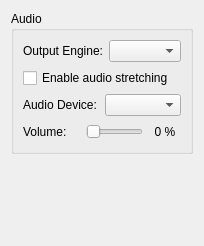
Old version of the form src/yuzu/configuration/configure_audio.ui in the repository yuzu-emu-mirror/yuzu.
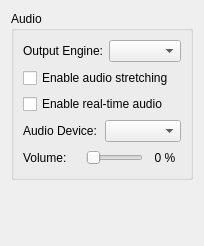
New version of the form.

Commit message: core: settings: Add an option for real-time audio.

Patch:
```diff
--- a/src/yuzu/configuration/configure_audio.ui
+++ b/src/yuzu/configuration/configure_audio.ui
@@ -41,6 +41,16 @@
            </property>
          </widget>
        </item>
+      <item>
+        <widget class="QCheckBox" name="toggle_realtime_audio">
+          <property name="toolTip">
+            <string>This adjusts audio timing to match real-time speed and helps prevent audio stutter.</string>
+          </property>
+          <property name="text">
+            <string>Enable real-time audio</string>
+          </property>
+        </widget>
+      </item>
       <item>
        <layout class="QHBoxLayout">
         <item>
```
Lines whose indentation alone changed are shown as unchanged. The commit also changes 7 other files.
